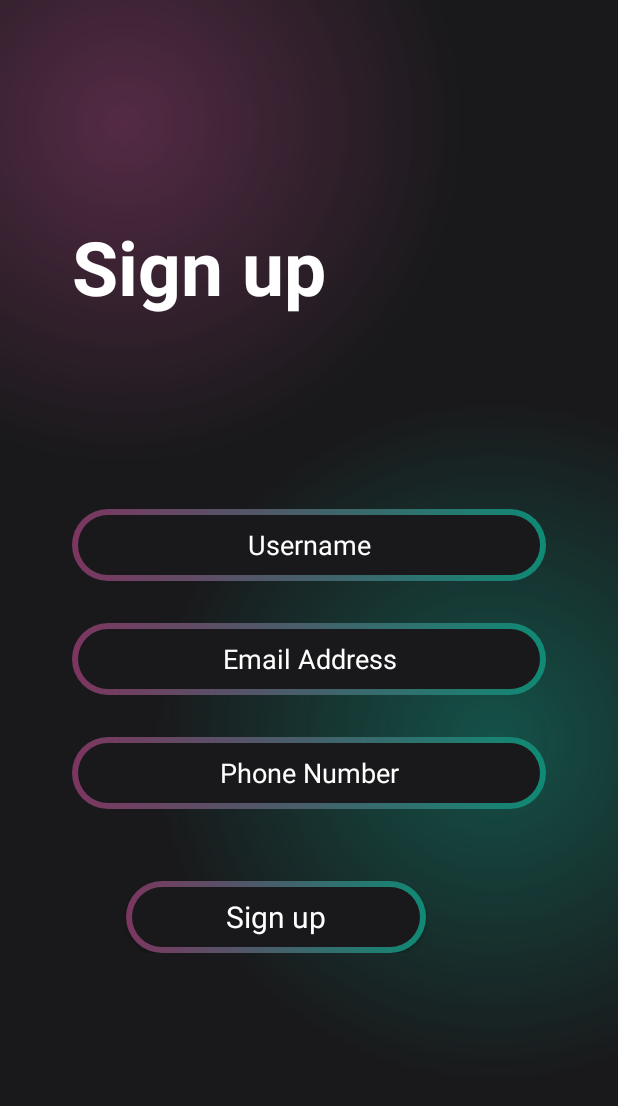
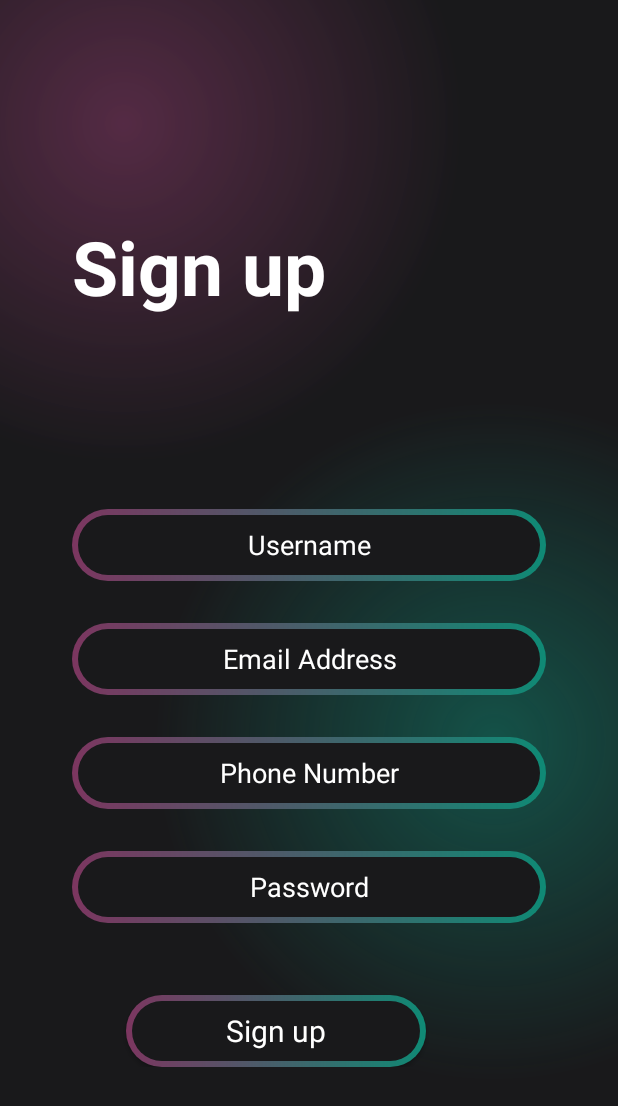
Before and after one commit to Lashlyf/Utibu, an Android app: the SignUpActivity screen opened directly, with no data from a screen before it, on a phone screen of 412 x 824 dp. Shown: the top 1106 px of the screen. Run offline under Robolectric (Android 15) with nearby library versions, the phone set to English and light mode, and no system bars.

Commit message:
First commit

```diff
--- a/app/src/main/java/com/example/hospital/SignUpActivity.java
+++ b/app/src/main/java/com/example/hospital/SignUpActivity.java
@@ -12,50 +12,21 @@ import android.widget.EditText;
 import android.widget.Spinner;
 
 public class SignUpActivity extends AppCompatActivity {
-    private String[] medicalConditions;
-    private String selectedCondition;
+
     @Override
     protected void onCreate(Bundle savedInstanceState) {
         super.onCreate(savedInstanceState);
         setContentView(R.layout.activity_sign_up);
         // Initialize views
-        EditText etFullName = findViewById(R.id.etFullName);
         EditText etUserName = findViewById(R.id.etUserName);
-        EditText etDateOfBirth = findViewById(R.id.etDateOfBirth);
-        Spinner spGender = findViewById(R.id.spGender);
         EditText etEmail = findViewById(R.id.etEmail);
         EditText etPhoneNumber = findViewById(R.id.etPhoneNumber);
-        EditText etAddress = findViewById(R.id.etAddress);
-        Spinner spMedicalCondition = findViewById(R.id.spMedicalCondition);
-        EditText etMedicationDetails = findViewById(R.id.etMedicationDetails);
-        EditText etEmergencyContactName = findViewById(R.id.etEmergencyContactName);
-        EditText etEmergencyContactPhone = findViewById(R.id.etEmergencyContactPhone);
         EditText etPassword = findViewById(R.id.etPassword);
-        Button btnSignUp = findViewById(R.id.btnSignUp);
-
-        // Get medical conditions from string array
-        medicalConditions = getResources().getStringArray(R.array.medical_condition_array);
-
-        // Set up medical condition spinner
-        ArrayAdapter<String> adapter = new ArrayAdapter<>(this, android.R.layout.simple_spinner_item, medicalConditions);
-        adapter.setDropDownViewResource(android.R.layout.simple_spinner_dropdown_item);
-        spMedicalCondition.setAdapter(adapter);
-
-        spMedicalCondition.setOnItemSelectedListener(new AdapterView.OnItemSelectedListener() {
-            @Override
-            public void onItemSelected(AdapterView<?> parent, View view, int position, long id) {
-                selectedCondition = medicalConditions[position];
-            }
-
-            @Override
-            public void onNothingSelected(AdapterView<?> parent) {
-                // Do nothing
-            }
-        });
+        Button btnSignUp = findViewById(R.id.btn);
 
         btnSignUp.setOnClickListener(v -> {
             Intent intent = new Intent(SignUpActivity.this, LoginActivity.class);
-            intent.putExtra("selectedCondition", selectedCondition);
+
             startActivity(intent);
         });
     }
--- a/app/src/main/res/layout/activity_intro.xml
+++ b/app/src/main/res/layout/activity_intro.xml
@@ -47,7 +47,8 @@
                     app:layout_constraintTop_toTopOf="@+id/imageView"
                     app:layout_constraintVertical_bias="1.0"
                     app:shapeAppearanceOverlay="@style/roundedImageRounded"
-                    app:strokeWidth="1dp" />
+                    app:strokeWidth="1dp"
+                    android:background="@drawable/utibu"/>
 
                 <TextView
                     android:layout_width="wrap_content"
--- a/app/src/main/res/layout/activity_sign_up.xml
+++ b/app/src/main/res/layout/activity_sign_up.xml
@@ -82,6 +82,20 @@
                 android:textAlignment="center"
                 android:inputType="phone" />
 
+            <EditText
+                android:id="@+id/etPassword"
+                android:layout_width="match_parent"
+                android:layout_height="48dp"
+                android:hint="Password"
+                android:layout_marginStart="32dp"
+                android:layout_marginTop="12dp"
+                android:layout_marginEnd="32dp"
+                android:layout_marginBottom="16dp"
+                android:background="@drawable/btn_background"
+                android:textColorHint="@color/white"
+                android:textAlignment="center"
+                android:inputType="phone" />
+
 
             <androidx.appcompat.widget.AppCompatButton
                 android:id="@+id/btn"
```
Also changed, not shown: app/src/main/java/com/example/hospital/MainActivity.java (+41 -1 lines), app/src/main/res/layout/activity_main.xml (+38 -3 lines), app/src/main/res/drawable/utibu.jpeg (added), 1 other file.
